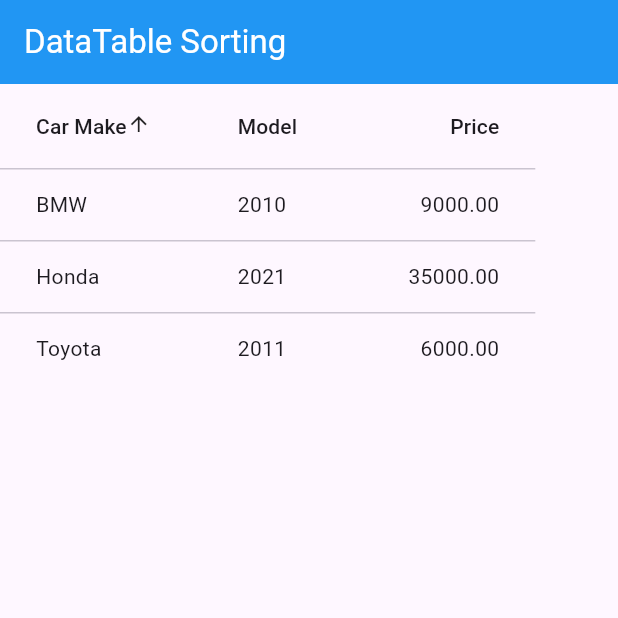
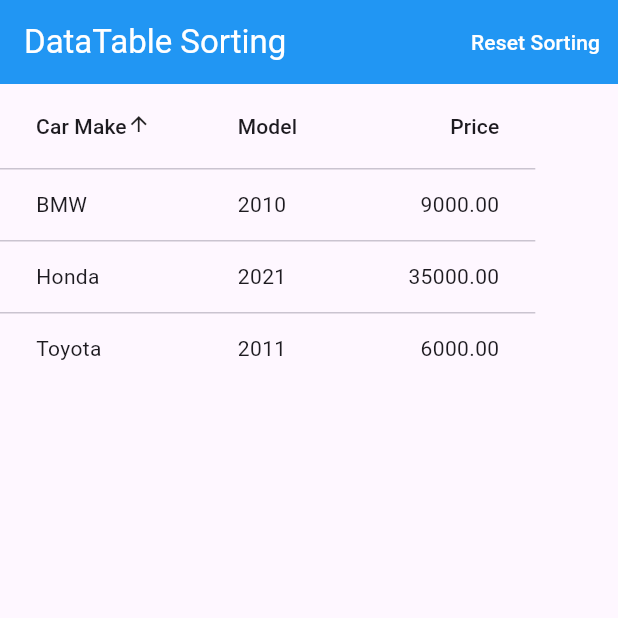
Before and after one commit to Arymm4/TMA3084-Lab05, a Flutter app: the screen it shows after launch, after a tap on "Car Make", on a phone screen of 412 x 824 dp, the top half of it. Run offline on Flutter 3.47's test engine with Material 3 defaults, Android fonts, the phone set to English and light mode, and no system bars.

Commit message:
Add and review Reset Sorting feature using Codex

```diff
--- a/lib/main.dart
+++ b/lib/main.dart
@@ -41,23 +41,35 @@ class _CarTablePageState extends State<CarTablePage> {
   int? _sortColumnIndex;
   bool _sortAscending = true;
 
-  final List<Car> carData = [
-    const Car(
+  static const List<Car> _originalCarData = [
+    Car(
       carMake: 'Honda',
       model: '2021',
       price: 35000.0,
     ),
-    const Car(
+    Car(
       carMake: 'Toyota',
       model: '2011',
       price: 6000.0,
     ),
-    const Car(
+    Car(
       carMake: 'BMW',
       model: '2010',
       price: 9000.0,
     ),
   ];
+
+  List<Car> _carData = List<Car>.of(_originalCarData);
+
+  void _resetSorting() {
+    if (_sortColumnIndex == null) return;
+
+    setState(() {
+      _carData = List<Car>.of(_originalCarData);
+      _sortColumnIndex = null;
+      _sortAscending = true;
+    });
+  }
 
   void _sort<T extends Comparable<T>>(
     T Function(Car car) getField,
@@ -65,7 +77,7 @@ class _CarTablePageState extends State<CarTablePage> {
     bool ascending,
   ) {
     setState(() {
-      carData.sort((a, b) {
+      _carData.sort((a, b) {
         final aValue = getField(a);
         final bValue = getField(b);
 
@@ -86,6 +98,16 @@ class _CarTablePageState extends State<CarTablePage> {
         title: const Text('DataTable Sorting'),
         backgroundColor: Colors.blue,
         foregroundColor: Colors.white,
+        actions: [
+          TextButton(
+            onPressed: _sortColumnIndex == null ? null : _resetSorting,
+            style: TextButton.styleFrom(
+              foregroundColor: Colors.white,
+              disabledForegroundColor: Colors.white54,
+            ),
+            child: const Text('Reset Sorting'),
+          ),
+        ],
       ),
 
       body: SingleChildScrollView(
@@ -131,7 +153,7 @@ class _CarTablePageState extends State<CarTablePage> {
             ),
           ],
 
-          rows: carData.map((car) {
+          rows: _carData.map((car) {
             return DataRow(
               cells: [
                 DataCell(Text(car.carMake)),
```
